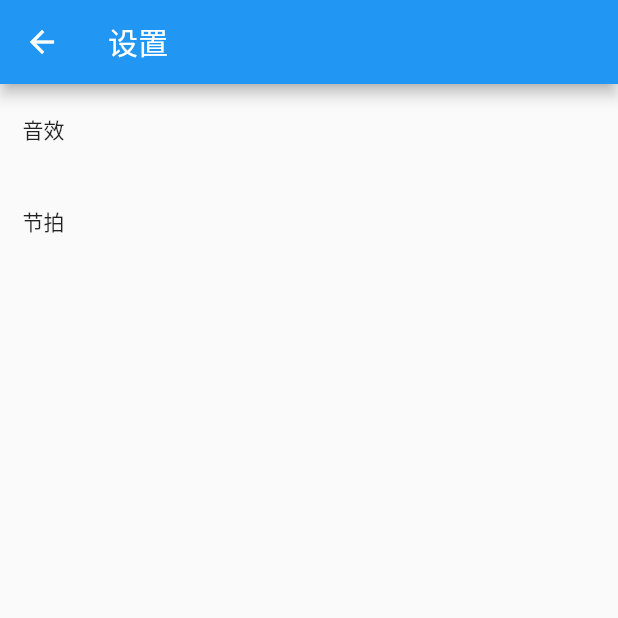
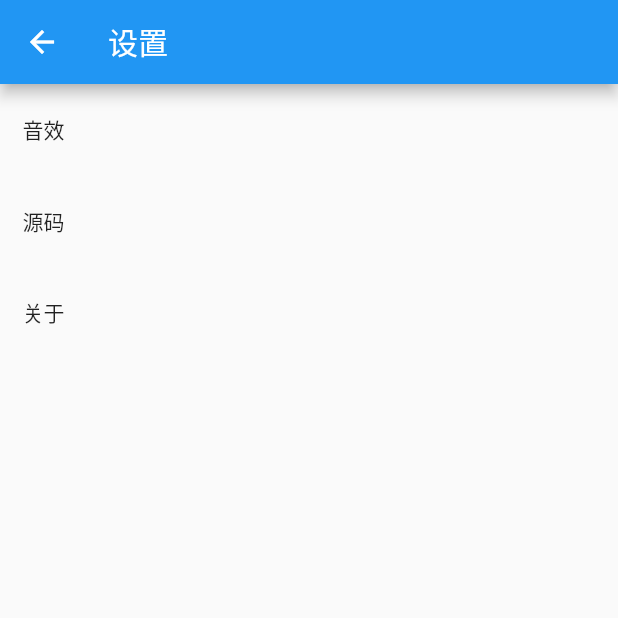
Before and after one commit to Tyrone2333/metronomelutter, a Flutter app: the Setting screen opened directly, on a phone screen of 412 x 824 dp, the top half of it. Run offline on Flutter 3.47's test engine with Material 2 defaults, Android fonts, the phone set to English and light mode, and no system bars; our stand-ins replace assets_audio_player, fluttertoast, shared_preferences, sleek_circular_slider, wakelock; missing offline and left inert: flutter_progress_dialog; accounts and stored records are empty.

Commit message:
feat: 设置页添加 关于/源码

```diff
--- a/lib/component/setting.dart
+++ b/lib/component/setting.dart
@@ -1,26 +1,18 @@
 import 'package:flutter/material.dart';
+import 'package:metronomelutter/utils/global_function.dart';
 import 'package:shared_preferences/shared_preferences.dart';
 
 class Setting extends StatelessWidget {
-
   @override
   Widget build(BuildContext context) {
     return Scaffold(
-      appBar: AppBar(
-        title: Text('设置')
-      ),
+      appBar: AppBar(title: Text('设置')),
       body: Container(
         child: Column(
           children: [
-            InkWell(
-              child: Container(
-                alignment: Alignment.centerLeft,
-                padding: EdgeInsets.symmetric(vertical: 20, horizontal: 15),
-                child: Text(
-                  '音效',
-                  style: Theme.of(context).textTheme.button,
-                ),
-              ),
+            buildInkWellSettingItem(
+              '音效',
+              context,
               onTap: () async {
                 final res = await changeSound(context);
                 if (res != null) {
@@ -28,24 +20,46 @@ class Setting extends StatelessWidget {
                 }
               },
             ),
-            Builder(
-              builder: (context) => InkWell(
-                child: Container(
-                  alignment: Alignment.centerLeft,
-                  padding: EdgeInsets.symmetric(vertical: 20, horizontal: 15),
-                  child: Text(
-                    '节拍',
-                    style: Theme.of(context).textTheme.button,
-                  ),
-                ),
-                onTap: () {
-                  Scaffold.of(context).showSnackBar(SnackBar(content: Text('还没做呢……')));
-                },
-              )
-            )
+            // 节拍
+            buildInkWellSettingItem(
+              '源码',
+              context,
+              onTap: () async {
+                launchURL('https://github.com/Tyrone2333/metronomelutter');
+              },
+            ),
+            // 节拍
+            buildInkWellSettingItem(
+              '关于',
+              context,
+              onTap: () async {
+                $confirm(
+                  '基于 flutter 技术打造的全平台节拍器', context,
+                  // customBody: Text('222'),
+                );
+              },
+            ),
           ],
         ),
       ),
+    );
+  }
+
+  buildInkWellSettingItem(
+    String text,
+    BuildContext context, {
+    final Function onTap,
+  }) {
+    return InkWell(
+      child: Container(
+        alignment: Alignment.centerLeft,
+        padding: EdgeInsets.symmetric(vertical: 20, horizontal: 15),
+        child: Text(
+          text,
+          style: Theme.of(context).textTheme.button,
+        ),
+      ),
+      onTap: onTap,
     );
   }
 }
--- a/pubspec.yaml
+++ b/pubspec.yaml
@@ -33,7 +33,11 @@ dependencies:
   url_launcher: 5.7.8
   wakelock: 0.2.1
   shared_preferences: '>=0.5.10 <2.0.0'
-
+  # loading 样式
+  flutter_spinkit: ^3.1.0
+  fluttertoast: ^4.0.0
+  # $loading 组件
+  flutter_progress_dialog: ^0.1.0
 dev_dependencies:
   flutter_test:
     sdk: flutter
```
Also changed, not shown: lib/utils/global_function.dart (added, +188 -0 lines), pubspec.lock.
